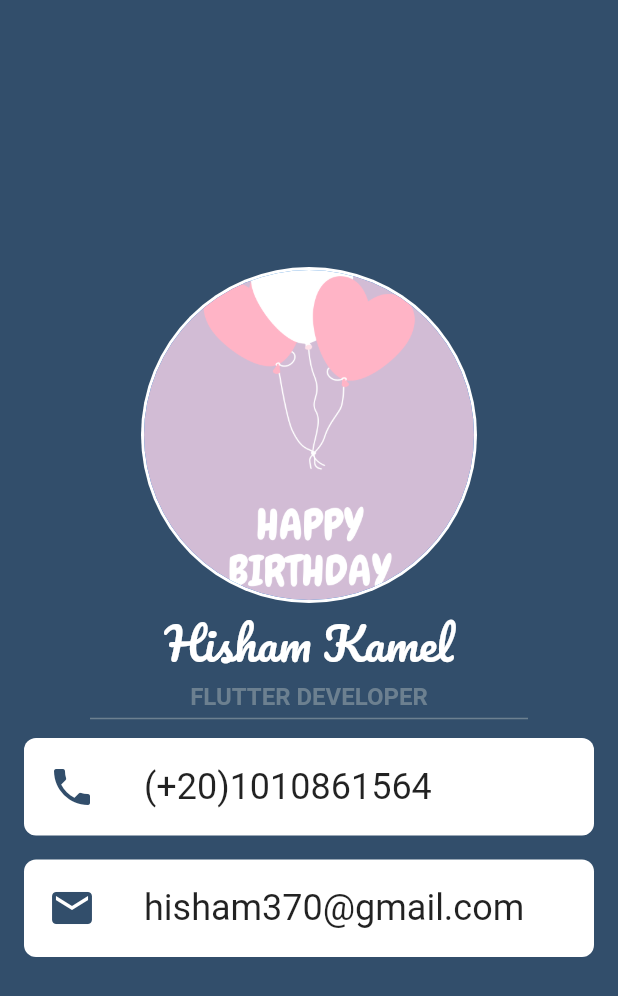
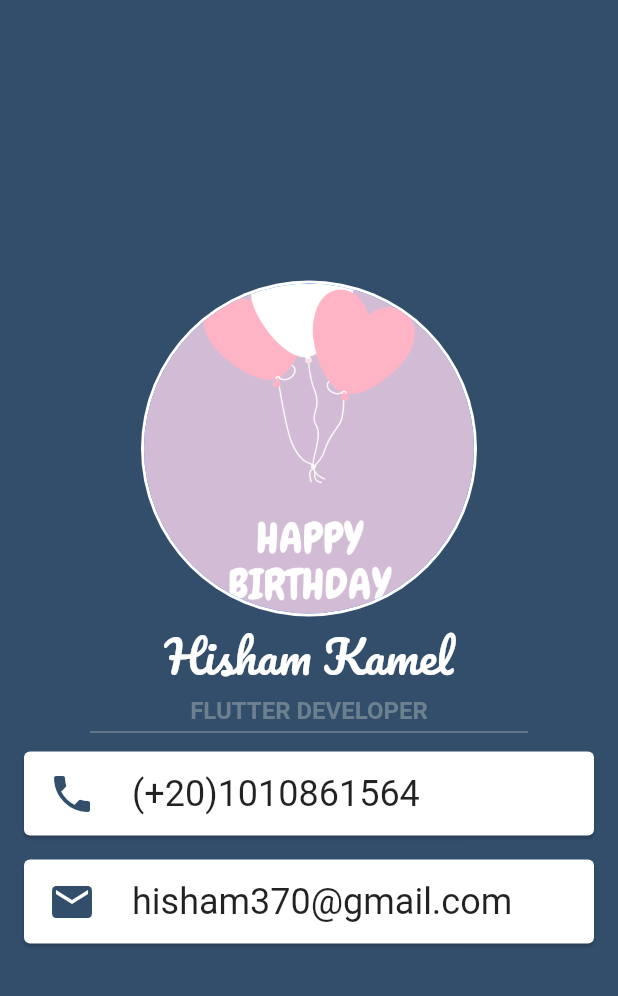
Before and after one commit to Hishamk99/BusinessCardApp, a Flutter app: the screen it shows after launch, on a phone screen of 412 x 824 dp. Shown: the top 996 px of the screen. Run offline on Flutter 3.47's test engine with Material 2 defaults, Android fonts, the phone set to English and light mode, and no system bars.

Commit message:
using ListTile widget instead of container

```diff
--- a/lib/main.dart
+++ b/lib/main.dart
@@ -9,13 +9,14 @@ class BusinessCardApp extends StatelessWidget {
 
   @override
   Widget build(BuildContext context) {
-    return MaterialApp(
+    return const MaterialApp(
+      debugShowCheckedModeBanner: false,
       home: Scaffold(
-        backgroundColor: const Color(0xff324E6B),
+        backgroundColor: Color(0xff324E6B),
         body: Column(
           mainAxisAlignment: MainAxisAlignment.center,
           children: [
-            const CircleAvatar(
+            CircleAvatar(
               backgroundColor: Colors.white,
               radius: 112,
               child: CircleAvatar(
@@ -23,7 +24,7 @@ class BusinessCardApp extends StatelessWidget {
                 backgroundImage: AssetImage('assets/images/birth.png'),
               ),
             ),
-            const Text(
+            Text(
               'Hisham Kamel',
               style: TextStyle(
                 fontFamily: 'Pacifico',
@@ -31,76 +32,48 @@ class BusinessCardApp extends StatelessWidget {
                 color: Colors.white,
               ),
             ),
-            const Text(
+            Text(
               'FLUTTER DEVELOPER',
               style: TextStyle(
                   fontSize: 16,
                   color: Color(0xff6c8090),
                   fontWeight: FontWeight.bold),
             ),
-            const Divider(
+            Divider(
               color: Color(0xff6c8090),
               thickness: 1,
               indent: 60,
               endIndent: 60,
               height: 10,
             ),
-            Padding(
-              padding: const EdgeInsets.symmetric(horizontal: 16, vertical: 8),
-              child: Container(
-                height: 65,
-                decoration: BoxDecoration(
-                    color: Colors.white,
-                    borderRadius: BorderRadius.circular(8)),
-                child: const Row(
-                  children: [
-                    Padding(
-                      padding: EdgeInsets.symmetric(horizontal: 16),
-                      child: Icon(
+            Card(
+              margin: EdgeInsets.symmetric(horizontal: 16 , vertical: 8),
+              child: ListTile(
+                leading: Icon(
                   Icons.phone,
                   size: 32,
                   color: Color(0xff324E6B),
                 ),
-                    ),
-                    Padding(
-                      padding: EdgeInsets.symmetric(horizontal: 16),
-                      child: Text(
+                title: Text(
                   '(+20)1010861564',
                   style: TextStyle(fontSize: 24),
                 ),
               ),
-                  ],
             ),
-              ),
-            ),
-            Padding(
-              padding: const EdgeInsets.symmetric(horizontal: 16, vertical: 8),
-              child: Container(
-                height: 65,
-                decoration: BoxDecoration(
-                    color: Colors.white,
-                    borderRadius: BorderRadius.circular(8)),
-                child: const Row(
-                  children: [
-                    Padding(
-                      padding: EdgeInsets.symmetric(horizontal: 16),
-                      child: Icon(
+            Card(
+              margin: EdgeInsets.symmetric(horizontal: 16 , vertical: 8),
+              child: ListTile(
+                leading: Icon(
                   Icons.mail,
                   size: 32,
                   color: Color(0xff324E6B),
                 ),
-                    ),
-                    Padding(
-                      padding: EdgeInsets.symmetric(horizontal: 16),
-                      child: Text(
+                title: Text(
                   'hisham370@gmail.com',
                   style: TextStyle(fontSize: 24),
                 ),
-                    )
-                  ],
               ),
             ),
-            )
           ],
         ),
       ),
```
Lines whose indentation alone changed are shown as unchanged.
